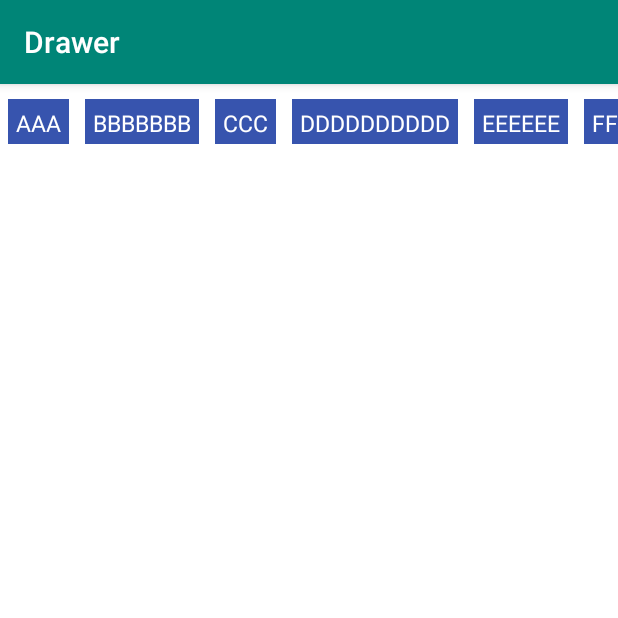
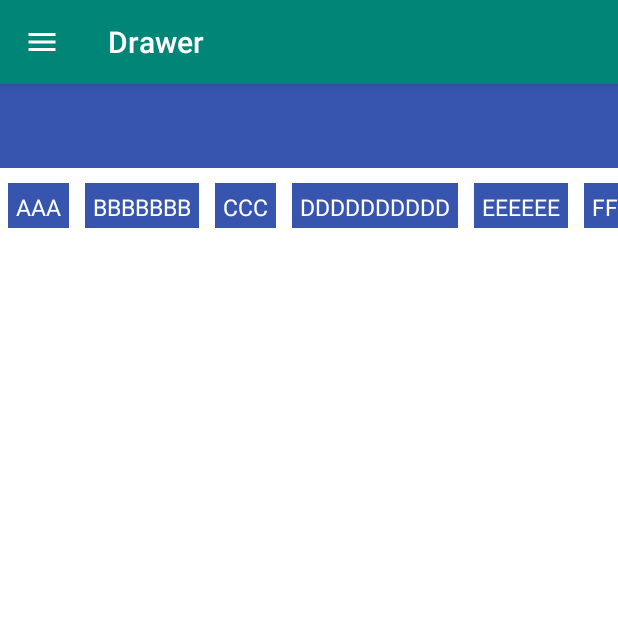
Before and after one commit to masood-atn/Drawer, an Android app: the screen it shows after launch (MainActivity), on a phone screen of 412 x 824 dp, the top half of it. Run offline under Robolectric (Android 15) with nearby library versions, the phone set to English and light mode, and no system bars; 2 statements that could not run were skipped.

Commit message:
save for rollback

```diff
--- a/app/build.gradle
+++ b/app/build.gradle
@@ -22,9 +22,14 @@ android {
 dependencies {
     implementation fileTree(dir: 'libs', include: ['*.jar'])
     implementation 'androidx.appcompat:appcompat:1.0.2'
+    implementation 'com.google.android.material:material:1.0.0'
     implementation 'androidx.constraintlayout:constraintlayout:1.1.3'
     testImplementation 'junit:junit:4.12'
     androidTestImplementation 'androidx.test.ext:junit:1.1.0'
     androidTestImplementation 'androidx.test.espresso:espresso-core:3.1.1'
     implementation 'androidx.recyclerview:recyclerview:1.0.0'
+    implementation 'androidx.annotation:annotation:1.0.0'
+    implementation 'com.google.android.material:material:1.0.0'
+
+
 }
--- a/app/src/main/java/com/android/drawer2/MainActivity.java
+++ b/app/src/main/java/com/android/drawer2/MainActivity.java
@@ -1,21 +1,40 @@
 package com.android.drawer2;
 
+import androidx.annotation.NonNull;
+import androidx.appcompat.app.ActionBar;
 import androidx.appcompat.app.AppCompatActivity;
+import androidx.appcompat.widget.Toolbar;
+import androidx.core.view.GravityCompat;
 import androidx.drawerlayout.widget.DrawerLayout;
 import androidx.recyclerview.widget.LinearLayoutManager;
 import androidx.recyclerview.widget.RecyclerView;
 
+
 import android.os.Bundle;
-import android.widget.Toolbar;
+import android.view.MenuItem;
+
+
+import com.google.android.material.navigation.NavigationView;
 
 import java.util.ArrayList;
 
 public class MainActivity extends AppCompatActivity {
 
+    private Toolbar toolbar;
+    private DrawerLayout drawerLayout;
+    private NavigationView navigationView;
+
     @Override
     protected void onCreate(Bundle savedInstanceState) {
         super.onCreate(savedInstanceState);
         setContentView(R.layout.activity_main);
+
+        toolbar = findViewById(R.id.toolBar);
+        setSupportActionBar(toolbar);
+        final ActionBar actionBar = getSupportActionBar();
+        actionBar.setDisplayHomeAsUpEnabled(true);
+        actionBar.setHomeAsUpIndicator(R.drawable.ic_menu);
+
 
         ArrayList<String> list = new ArrayList<>();
         list.add("AAA");
@@ -32,4 +51,16 @@ public class MainActivity extends AppCompatActivity {
         recycler.setAdapter(adapter);
         recycler.setLayoutManager(new LinearLayoutManager(MainActivity.this, RecyclerView.HORIZONTAL, false));
     }
+
+    @Override
+    public boolean onOptionsItemSelected(@NonNull MenuItem item) {
+
+        switch (item.getItemId()) {
+
+            case android.R.id.home:
+                drawerLayout.openDrawer(GravityCompat.START);
+                return true;
+        }
+        return super.onOptionsItemSelected(item);
+    }
 }
--- /dev/null
+++ b/app/src/main/res/drawable/ic_menu.xml
@@ -0,0 +1,9 @@
+<vector xmlns:android="http://schemas.android.com/apk/res/android"
+        android:width="24dp"
+        android:height="24dp"
+        android:viewportWidth="24.0"
+        android:viewportHeight="24.0">
+    <path
+        android:fillColor="#FFF"
+        android:pathData="M3,18h18v-2L3,16v2zM3,13h18v-2L3,11v2zM3,6v2h18L21,6L3,6z"/>
+</vector>
--- a/app/src/main/res/layout/activity_main.xml
+++ b/app/src/main/res/layout/activity_main.xml
@@ -2,16 +2,22 @@
 <androidx.drawerlayout.widget.DrawerLayout xmlns:android="http://schemas.android.com/apk/res/android"
     xmlns:app="http://schemas.android.com/apk/res-auto"
     xmlns:tools="http://schemas.android.com/tools"
+    android:id="@+id/drawer_layout"
     android:layout_width="match_parent"
     android:layout_height="match_parent"
     android:fitsSystemWindows="true"
-    tools:context=".MainActivity">
+    tools:context=".MainActivity"
+
+
+    >
 
     <LinearLayout
+        android:layout_width="match_parent"
+        android:layout_height="match_parent"
         android:background="#FFF"
-        android:layout_width="match_parent"
-        android:layout_height="match_parent">
+        android:orientation="vertical">
 
+        <include layout="@layout/toolbar_layout" />
 
 
         <androidx.recyclerview.widget.RecyclerView
@@ -33,10 +39,10 @@
 
 
         >
+
         <TextView
             android:layout_width="match_parent"
             android:layout_height="match_parent"
-            android:text="Drawer"
-            />
+            android:text="Drawer" />
     </LinearLayout>
 </androidx.drawerlayout.widget.DrawerLayout>
--- /dev/null
+++ b/app/src/main/res/layout/toolbar_layout.xml
@@ -0,0 +1,10 @@
+<?xml version="1.0" encoding="utf-8"?>
+<Toolbar
+    xmlns:android="http://schemas.android.com/apk/res/android"
+
+    android:layout_width="match_parent"
+    android:layout_height="?attr/actionBarSize"
+    android:id="@+id/toolBar"
+    android:theme="@style/ThemeOverlay.AppCompat.Dark.ActionBar"
+    android:background="@color/colorBlue"
+    />
```
